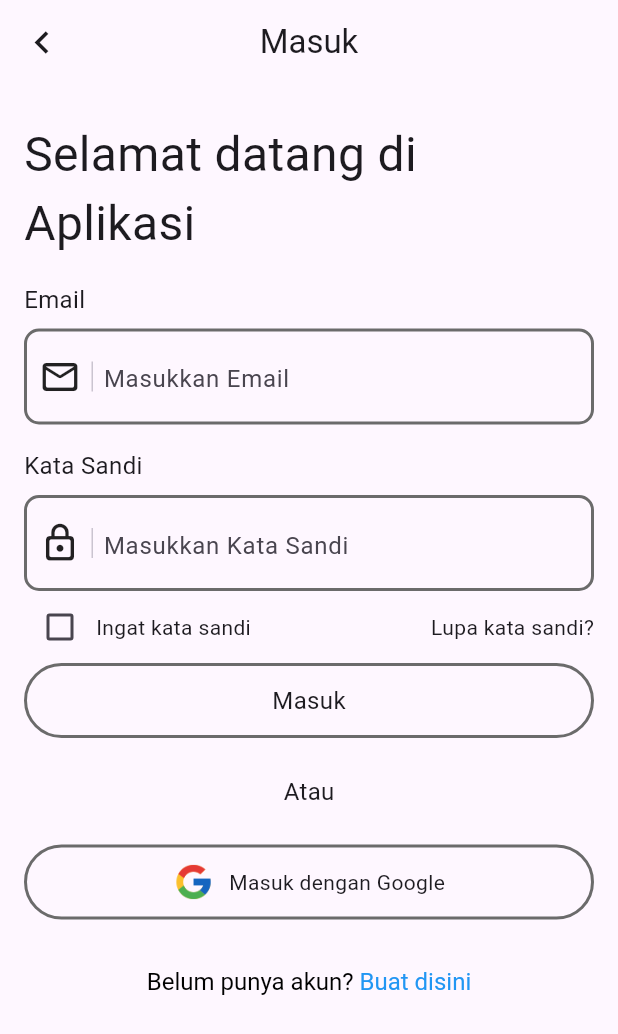
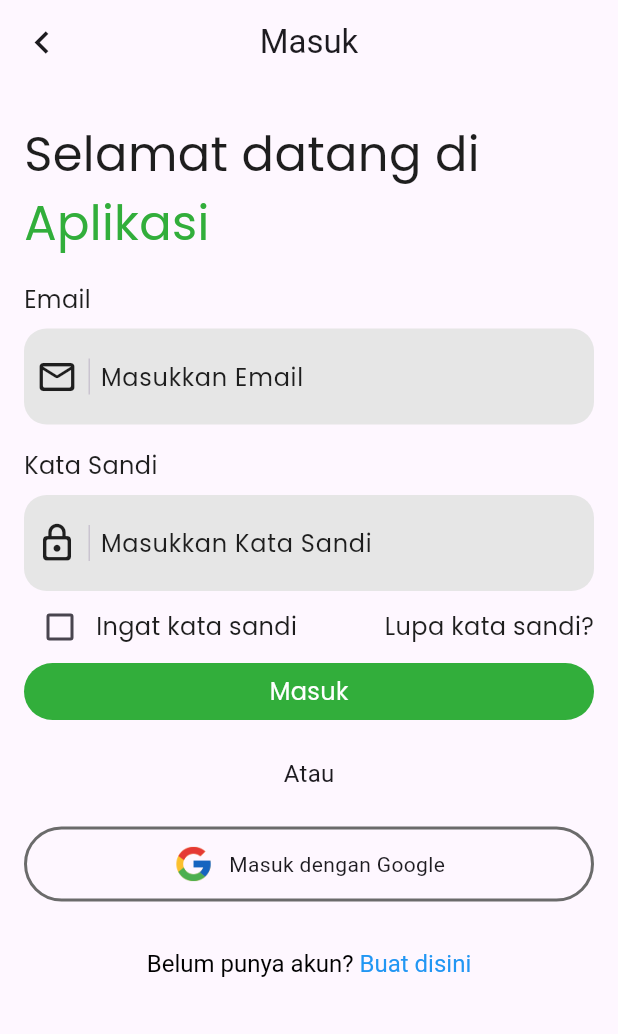
Before and after one commit to Febry3/riset-motion, a Flutter app: the LoginView screen opened by its route, on a phone screen of 412 x 824 dp. Shown: the top 1034 px of the screen. Run offline on Flutter 3.47's test engine with Material 3 defaults, Android fonts, the light colour scheme and no system bars; our stand-ins replace get, google_fonts, step_progress_indicator.

Commit message:
feat: update login page

```diff
--- a/lib/app/modules/login/views/login_view.dart
+++ b/lib/app/modules/login/views/login_view.dart
@@ -3,6 +3,9 @@ import 'package:flutter/material.dart';
 
 import 'package:get/get.dart';
 import 'package:riset_motion/app/routes/app_pages.dart';
+import 'package:riset_motion/app/themes/colors.dart';
+import 'package:riset_motion/app/themes/font.dart';
+import 'package:riset_motion/app/themes/spaces.dart';
 
 import '../controllers/login_controller.dart';
 
@@ -26,29 +29,25 @@ class LoginView extends GetView<LoginController> {
             crossAxisAlignment: CrossAxisAlignment.start,
             children: [
               Text(
-                "Selamat datang di Aplikasi",
-                style: TextStyle(fontSize: 32),
-                softWrap: true,
-              ),
-              SizedBox(
-                height: 16,
+                "Selamat datang di",
+                style: h1Regular,
               ),
               Text(
+                "Aplikasi",
+                style: h1Regular.copyWith(color: primaryColor),
+              ),
+              sby16,
+              Text(
                 "Email",
-                style: TextStyle(fontSize: 16),
+                style: h4Regular,
               ),
-              SizedBox(
-                height: 8,
-              ),
+              sby8,
               Container(
                 width: MediaQuery.sizeOf(context).width,
                 height: 64,
                 decoration: BoxDecoration(
-                  border: Border.all(
-                    width: 2,
-                    color: Color(0xFF6B6B6B),
-                  ),
-                  borderRadius: BorderRadius.circular(10),
+                  color: Color(0xFFe6e6e6),
+                  borderRadius: BorderRadius.circular(15),
                 ),
                 child: Padding(
                   padding: const EdgeInsets.all(8.0),
@@ -73,6 +72,7 @@ class LoginView extends GetView<LoginController> {
                         child: TextField(
                           decoration: InputDecoration(
                               hintText: "Masukkan Email",
+                              hintStyle: h4Regular,
                               border: InputBorder.none),
                         ),
                       )
@@ -85,7 +85,7 @@ class LoginView extends GetView<LoginController> {
               ),
               Text(
                 "Kata Sandi",
-                style: TextStyle(fontSize: 16),
+                style: h4Regular,
               ),
               SizedBox(
                 height: 8,
@@ -94,11 +94,8 @@ class LoginView extends GetView<LoginController> {
                 width: MediaQuery.sizeOf(context).width,
                 height: 64,
                 decoration: BoxDecoration(
-                  border: Border.all(
-                    width: 2,
-                    color: Color(0xFF6B6B6B),
-                  ),
-                  borderRadius: BorderRadius.circular(10),
+                  color: Color(0xFFe6e6e6),
+                  borderRadius: BorderRadius.circular(15),
                 ),
                 child: Padding(
                   padding: const EdgeInsets.all(8.0),
@@ -123,6 +120,7 @@ class LoginView extends GetView<LoginController> {
                         child: TextField(
                           decoration: InputDecoration(
                               hintText: "Masukkan Kata Sandi",
+                              hintStyle: h4Regular,
                               border: InputBorder.none),
                         ),
                       ),
@@ -139,13 +137,19 @@ class LoginView extends GetView<LoginController> {
                   Row(
                     children: [
                       Checkbox(value: isChecked, onChanged: (isChecked) => {}),
-                      Text("Ingat kata sandi")
+                      Text(
+                        "Ingat kata sandi",
+                        style: h4Regular,
+                      )
                     ],
                   ),
                   GestureDetector(
                       onTap: () =>
                           Get.toNamed(Routes.FORGOT_PASSWORD_NEW_PASSWORD),
-                      child: Text("Lupa kata sandi?"))
+                      child: Text(
+                        "Lupa kata sandi?",
+                        style: h4Regular,
+                      ))
                 ],
               ),
               SizedBox(
@@ -155,22 +159,18 @@ class LoginView extends GetView<LoginController> {
                   onTap: () => Get.toNamed(Routes.ONBOARDING_PAGE_1),
                   child: Container(
                     width: MediaQuery.sizeOf(context).width,
-                  height: 50,
+                    height: 38,
                     decoration: BoxDecoration(
-                    border: Border.all(
-                      width: 2,
-                      color: Color(0xFF6B6B6B),
-                    ),
-                    borderRadius: BorderRadius.circular(25),
+                      color: primaryColor,
+                      borderRadius: BorderRadius.circular(50),
                     ),
                     child: Center(
                       child: Text(
                         "Masuk",
-                      style: TextStyle(fontSize: 16),
+                        style: Title2.copyWith(color: whiteColor),
                       ),
                     ),
-                ),
-              ),
+                  )),
               SizedBox(
                 height: 24,
               ),
```
Lines whose indentation alone changed are shown as unchanged.
